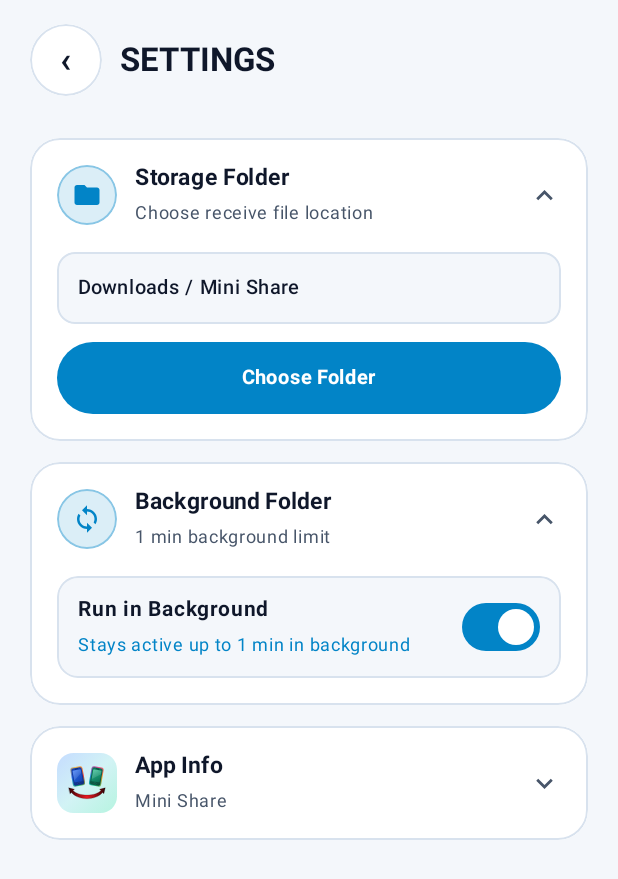
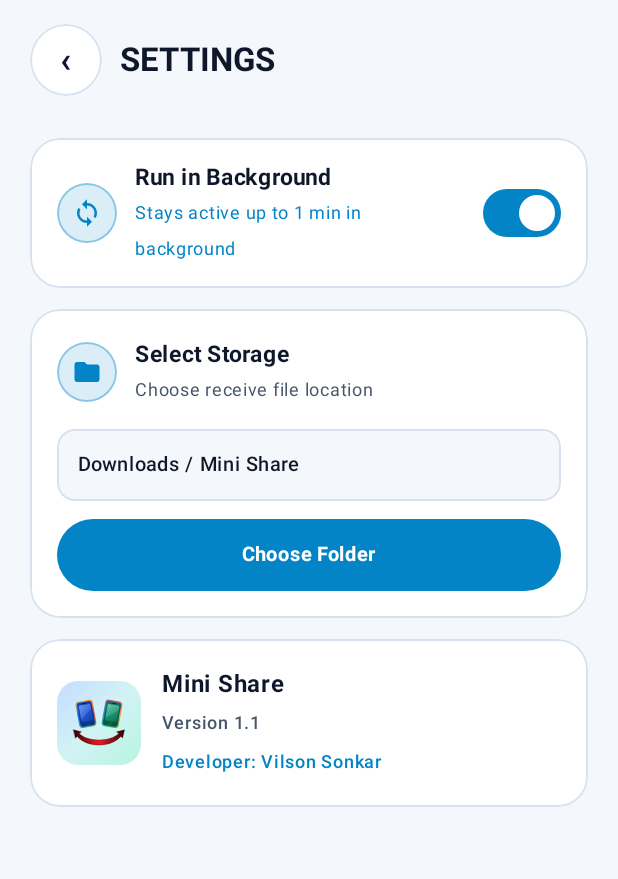
Before and after one commit to Vilson1999/Mini-Share, an Android app built with Jetpack Compose: the screen it shows after launch (MainActivity), after a tap on "robolectric", on a phone screen of 412 x 824 dp. Shown: the top 879 px of the screen. Run offline under Robolectric (Android 15) with nearby library versions, the phone set to English and light mode, and no system bars.

Commit message:
refactor(ui): simplify settings screen and cleanup resources
Remove unused icons and strings, and update settings screen imports.

```diff
--- a/app/src/main/java/com/example/ui/components/AppIcons.kt
+++ b/app/src/main/java/com/example/ui/components/AppIcons.kt
@@ -113,13 +113,6 @@ object AppIcons {
         )
     }
 
-    val ExpandMore: ImageVector by lazy {
-        vectorIcon(
-            name = "ExpandMore",
-            pathData = "M16.59,8.59L12,13.17 7.41,8.59 6,10l6,6 6,-6z"
-        )
-    }
-
     private fun vectorIcon(
         name: String,
         pathData: String,
--- a/app/src/main/java/com/example/ui/screens/SettingsScreen.kt
+++ b/app/src/main/java/com/example/ui/screens/SettingsScreen.kt
@@ -1,14 +1,13 @@
 package com.example.ui.screens
 
-import androidx.compose.animation.AnimatedVisibility
-import androidx.compose.animation.core.animateFloatAsState
+import android.content.pm.PackageManager
+import android.os.Build
 import androidx.compose.foundation.background
 import androidx.compose.foundation.border
 import androidx.compose.foundation.clickable
 import androidx.compose.foundation.layout.Arrangement
 import androidx.compose.foundation.layout.Box
 import androidx.compose.foundation.layout.Column
-import androidx.compose.foundation.layout.ColumnScope
 import androidx.compose.foundation.layout.Row
 import androidx.compose.foundation.layout.Spacer
 import androidx.compose.foundation.layout.fillMaxSize
@@ -24,20 +23,16 @@ import androidx.compose.foundation.selection.toggleable
 import androidx.compose.foundation.shape.CircleShape
 import androidx.compose.foundation.shape.RoundedCornerShape
 import androidx.compose.foundation.verticalScroll
-import androidx.compose.material3.Icon
 import androidx.compose.material3.MaterialTheme
 import androidx.compose.material3.Switch
 import androidx.compose.material3.SwitchDefaults
 import androidx.compose.material3.Text
 import androidx.compose.runtime.Composable
-import androidx.compose.runtime.getValue
-import androidx.compose.runtime.mutableStateOf
-import androidx.compose.runtime.saveable.rememberSaveable
-import androidx.compose.runtime.setValue
+import androidx.compose.runtime.remember
 import androidx.compose.ui.Alignment
 import androidx.compose.ui.Modifier
 import androidx.compose.ui.draw.clip
-import androidx.compose.ui.draw.rotate
+import androidx.compose.ui.platform.LocalContext
 import androidx.compose.ui.platform.testTag
 import androidx.compose.ui.res.stringResource
 import androidx.compose.ui.semantics.Role
@@ -62,11 +57,23 @@ fun SettingsScreen(
     onBackClick: () -> Unit
 ) {
     val colors = MaterialTheme.colorScheme
+    val context = LocalContext.current
     val settingsLabel = stringResource(R.string.settings)
-
-    var storageExpanded by rememberSaveable { mutableStateOf(true) }
-    var backgroundExpanded by rememberSaveable { mutableStateOf(true) }
-    var aboutExpanded by rememberSaveable { mutableStateOf(false) }
+    val developerName = stringResource(R.string.developer_name)
+    val appVersion = remember(context) {
+        try {
+            val pm = context.packageManager
+            val info = if (Build.VERSION.SDK_INT >= Build.VERSION_CODES.TIRAMISU) {
+                pm.getPackageInfo(context.packageName, PackageManager.PackageInfoFlags.of(0))
+            } else {
+                @Suppress("DEPRECATION")
+                pm.getPackageInfo(context.packageName, 0)
+            }
+            info.versionName ?: "1.1"
+        } catch (_: Exception) {
+            "1.1"
+        }
+    }
 
     Column(
         modifier = Modifier
@@ -89,24 +96,104 @@ fun SettingsScreen(
                 .padding(horizontal = 20.dp, vertical = 12.dp),
             verticalArrangement = Arrangement.spacedBy(14.dp)
         ) {
-            // Storage Folder
-            SettingsFolder(
-                title = stringResource(R.string.folder_storage),
-                subtitle = if (storageExpanded) {
-                    stringResource(R.string.select_storage_subtitle)
-                } else {
-                    storageDisplayName
-                },
-                expanded = storageExpanded,
-                onToggleExpand = { storageExpanded = !storageExpanded },
-                testTag = "storage_folder_header",
-                leadingBadge = {
+            // 1. Run in Background Toggle (Top)
+            Row(
+                modifier = Modifier
+                    .fillMaxWidth()
+                    .heightIn(min = 64.dp)
+                    .clip(RoundedCornerShape(20.dp))
+                    .background(colors.surfaceVariant)
+                    .border(1.dp, colors.outline, RoundedCornerShape(20.dp))
+                    .toggleable(
+                        value = runInBackground,
+                        role = Role.Switch,
+                        onValueChange = onToggleRunInBackground
+                    )
+                    .padding(horizontal = 18.dp, vertical = 14.dp)
+                    .testTag("run_in_background_toggle"),
+                verticalAlignment = Alignment.CenterVertically,
+                horizontalArrangement = Arrangement.SpaceBetween
+            ) {
+                Row(
+                    modifier = Modifier.weight(1f),
+                    verticalAlignment = Alignment.CenterVertically
+                ) {
+                    CircleIconBadge(
+                        icon = AppIcons.BackgroundSync,
+                        accentColor = colors.primary,
+                        isActive = runInBackground
+                    )
+                    Spacer(modifier = Modifier.width(12.dp))
+                    Column {
+                        Text(
+                            text = stringResource(R.string.run_in_background),
+                            color = colors.onSurface,
+                            fontSize = 15.sp,
+                            fontWeight = FontWeight.Bold,
+                            maxLines = 1,
+                            overflow = TextOverflow.Ellipsis
+                        )
+                        Text(
+                            text = stringResource(
+                                if (runInBackground) R.string.run_in_background_on
+                                else R.string.run_in_background_off
+                            ),
+                            color = if (runInBackground) colors.primary else colors.onSurfaceVariant,
+                            fontSize = 12.sp,
+                            maxLines = 2,
+                            overflow = TextOverflow.Ellipsis
+                        )
+                    }
+                }
+
+                Spacer(modifier = Modifier.width(12.dp))
+
+                Switch(
+                    checked = runInBackground,
+                    onCheckedChange = null,
+                    colors = SwitchDefaults.colors(
+                        checkedThumbColor = colors.onPrimary,
+                        checkedTrackColor = colors.primary,
+                        uncheckedThumbColor = colors.onSurfaceVariant,
+                        uncheckedTrackColor = colors.background,
+                        uncheckedBorderColor = colors.outline
+                    ),
+                    modifier = Modifier.testTag("run_in_background_switch")
+                )
+            }
+
+            // 2. Select Storage
+            Column(
+                modifier = Modifier
+                    .fillMaxWidth()
+                    .clip(RoundedCornerShape(20.dp))
+                    .background(colors.surfaceVariant)
+                    .border(1.dp, colors.outline, RoundedCornerShape(20.dp))
+                    .padding(18.dp)
+            ) {
+                Row(verticalAlignment = Alignment.CenterVertically) {
                     CircleIconBadge(
                         icon = AppIcons.Folder,
                         accentColor = colors.primary
                     )
+                    Spacer(modifier = Modifier.width(12.dp))
+                    Column {
+                        Text(
+                            text = stringResource(R.string.select_storage),
+                            color = colors.onSurface,
+                            fontSize = 15.sp,
+                            fontWeight = FontWeight.Bold
+                        )
+                        Text(
+                            text = stringResource(R.string.select_storage_subtitle),
+                            color = colors.onSurfaceVariant,
+                            fontSize = 12.sp
+                        )
                     }
-            ) {
+                }
+
+                Spacer(modifier = Modifier.height(14.dp))
+
                 Box(
                     modifier = Modifier
                         .fillMaxWidth()
@@ -186,203 +273,50 @@ fun SettingsScreen(
                 }
             }
 
-            // Background Folder (directly below Storage Location)
-            SettingsFolder(
-                title = stringResource(R.string.folder_background),
-                subtitle = stringResource(
-                    if (runInBackground) R.string.folder_background_on_short
-                    else R.string.folder_background_off_short
-                ),
-                expanded = backgroundExpanded,
-                onToggleExpand = { backgroundExpanded = !backgroundExpanded },
-                testTag = "background_folder_header",
-                leadingBadge = {
-                    CircleIconBadge(
-                        icon = AppIcons.BackgroundSync,
-                        accentColor = colors.primary,
-                        isActive = runInBackground
-                    )
-                }
-            ) {
+            // 3. App Info (Bottom Last: App Icon, App Name, App Version, Developer)
             Row(
                 modifier = Modifier
                     .fillMaxWidth()
-                        .heightIn(min = 56.dp)
+                    .clip(RoundedCornerShape(20.dp))
+                    .background(colors.surfaceVariant)
+                    .border(1.dp, colors.outline, RoundedCornerShape(20.dp))
+                    .padding(18.dp)
+                    .testTag("app_info_section"),
+                verticalAlignment = Alignment.CenterVertically
+            ) {
+                MiniShareIcon(
+                    modifier = Modifier
+                        .size(56.dp)
                         .clip(RoundedCornerShape(14.dp))
-                        .background(colors.background)
-                        .border(1.dp, colors.outline, RoundedCornerShape(14.dp))
-                        .toggleable(
-                            value = runInBackground,
-                            role = Role.Switch,
-                            onValueChange = onToggleRunInBackground
                 )
-                        .padding(horizontal = 14.dp, vertical = 10.dp)
-                        .testTag("run_in_background_toggle"),
-                    verticalAlignment = Alignment.CenterVertically,
-                    horizontalArrangement = Arrangement.SpaceBetween
-                ) {
-                    Column(modifier = Modifier.weight(1f)) {
+                Spacer(modifier = Modifier.width(14.dp))
+                Column(verticalArrangement = Arrangement.spacedBy(2.dp)) {
                     Text(
-                            text = stringResource(R.string.run_in_background),
+                        text = stringResource(R.string.app_name),
                         color = colors.onSurface,
-                            fontSize = 14.sp,
+                        fontSize = 16.sp,
                         fontWeight = FontWeight.Bold,
                         maxLines = 1,
                         overflow = TextOverflow.Ellipsis
                     )
                     Text(
-                            text = stringResource(
-                                if (runInBackground) R.string.run_in_background_on
-                                else R.string.run_in_background_off
-                            ),
-                            color = if (runInBackground) colors.primary else colors.onSurfaceVariant,
+                        text = stringResource(R.string.app_version_format, appVersion),
+                        color = colors.onSurfaceVariant,
                         fontSize = 12.sp,
-                            maxLines = 2,
+                        fontWeight = FontWeight.Medium,
+                        maxLines = 1,
                         overflow = TextOverflow.Ellipsis
                     )
-                    }
-
-                    Spacer(modifier = Modifier.width(12.dp))
-
-                    Switch(
-                        checked = runInBackground,
-                        onCheckedChange = null,
-                        colors = SwitchDefaults.colors(
-                            checkedThumbColor = colors.onPrimary,
-                            checkedTrackColor = colors.primary,
-                            uncheckedThumbColor = colors.onSurfaceVariant,
-                            uncheckedTrackColor = colors.surfaceVariant,
-                            uncheckedBorderColor = colors.outline
-                        ),
-                        modifier = Modifier.testTag("run_in_background_switch")
-                    )
-                }
-            }
-
-            // App Info Folder (small app details inside folder)
-            SettingsFolder(
-                title = stringResource(R.string.folder_about),
-                subtitle = stringResource(R.string.app_name),
-                expanded = aboutExpanded,
-                onToggleExpand = { aboutExpanded = !aboutExpanded },
-                testTag = "about_folder_header",
-                leadingBadge = {
-                    MiniShareIcon(
-                        modifier = Modifier
-                            .size(40.dp)
-                            .clip(RoundedCornerShape(11.dp))
-                    )
-                }
-            ) {
-                Column(
-                    modifier = Modifier
-                        .fillMaxWidth()
-                        .clip(RoundedCornerShape(14.dp))
-                        .background(colors.background)
-                        .border(1.dp, colors.outline, RoundedCornerShape(14.dp))
-                        .padding(horizontal = 14.dp, vertical = 12.dp),
-                    verticalArrangement = Arrangement.spacedBy(4.dp)
-                ) {
                     Text(
-                        text = stringResource(R.string.about_mode_label),
-                        color = colors.onSurface,
-                        fontSize = 13.sp,
-                        fontWeight = FontWeight.SemiBold
-                    )
-                    Text(
-                        text = stringResource(R.string.developer_name),
+                        text = stringResource(R.string.developer_by_format, developerName),
                         color = colors.primary,
                         fontSize = 12.sp,
-                        fontWeight = FontWeight.SemiBold
+                        fontWeight = FontWeight.SemiBold,
+                        maxLines = 1,
+                        overflow = TextOverflow.Ellipsis
                     )
                 }
             }
         }
     }
 }
-
-@Composable
-private fun SettingsFolder(
-    title: String,
-    subtitle: String,
-    expanded: Boolean,
-    onToggleExpand: () -> Unit,
-    testTag: String,
-    leadingBadge: @Composable () -> Unit,
-    content: @Composable ColumnScope.() -> Unit
-) {
-    val colors = MaterialTheme.colorScheme
-    val chevronRotation by animateFloatAsState(
-        targetValue = if (expanded) 180f else 0f,
-        label = "folder_chevron"
-    )
-
-    Column(
-        modifier = Modifier
-            .fillMaxWidth()
-            .clip(RoundedCornerShape(20.dp))
-            .background(colors.surfaceVariant)
-            .border(1.dp, colors.outline, RoundedCornerShape(20.dp))
-    ) {
-        Row(
-            modifier = Modifier
-                .fillMaxWidth()
-                .heightIn(min = 64.dp)
-                .clickable(
-                    role = Role.Button,
-                    onClickLabel = title,
-                    onClick = onToggleExpand
-                )
-                .padding(horizontal = 18.dp, vertical = 14.dp)
-                .testTag(testTag),
-            verticalAlignment = Alignment.CenterVertically,
-            horizontalArrangement = Arrangement.SpaceBetween
-        ) {
-            Row(
-                modifier = Modifier.weight(1f),
-                verticalAlignment = Alignment.CenterVertically
-            ) {
-                leadingBadge()
-                Spacer(modifier = Modifier.width(12.dp))
-                Column {
-                    Text(
-                        text = title,
-                        color = colors.onSurface,
-                        fontSize = 15.sp,
-                        fontWeight = FontWeight.Bold,
-                        maxLines = 1,
-                        overflow = TextOverflow.Ellipsis
-                    )
-                    Text(
-                        text = subtitle,
-                        color = colors.onSurfaceVariant,
-                        fontSize = 12.sp,
-                        maxLines = 1,
-                        overflow = TextOverflow.Ellipsis
-                    )
-                }
-            }
-
-            Spacer(modifier = Modifier.width(8.dp))
-
-            Icon(
-                imageVector = AppIcons.ExpandMore,
-                contentDescription = title,
-                tint = colors.onSurfaceVariant,
-                modifier = Modifier
-                    .size(22.dp)
-                    .rotate(chevronRotation)
-            )
-        }
-
-        AnimatedVisibility(visible = expanded) {
-            Column(
-                modifier = Modifier
-                    .fillMaxWidth()
-                    .padding(start = 18.dp, end = 18.dp, bottom = 18.dp)
-            ) {
-                content()
-            }
-        }
-    }
-}
--- a/app/src/main/res/values/strings.xml
+++ b/app/src/main/res/values/strings.xml
@@ -2,6 +2,7 @@
     <string name="app_name">Mini Share</string>
     <string name="share_app">Share App</string>
     <string name="settings">Settings</string>
+    <string name="select_storage">Select Storage</string>
     <string name="select_storage_subtitle">Choose receive file location</string>
     <string name="choose_folder">Choose Folder</string>
     <string name="reset_default">Default</string>
@@ -17,10 +18,6 @@
     <string name="transfer_sending_title">Sending files</string>
     <string name="transfer_receiving_title">Receiving files</string>
     <string name="transfer_cancel_action">Cancel</string>
-    <string name="folder_storage">Storage Folder</string>
-    <string name="folder_background">Background Folder</string>
-    <string name="folder_background_on_short">1 min background limit</string>
-    <string name="folder_background_off_short">Disabled</string>
-    <string name="folder_about">App Info</string>
-    <string name="about_mode_label">Offline Wi-Fi Direct &amp; Bluetooth</string>
+    <string name="app_version_format">Version %1$s</string>
+    <string name="developer_by_format">Developer: %1$s</string>
 </resources>
```
Lines whose indentation alone changed are shown as unchanged.
